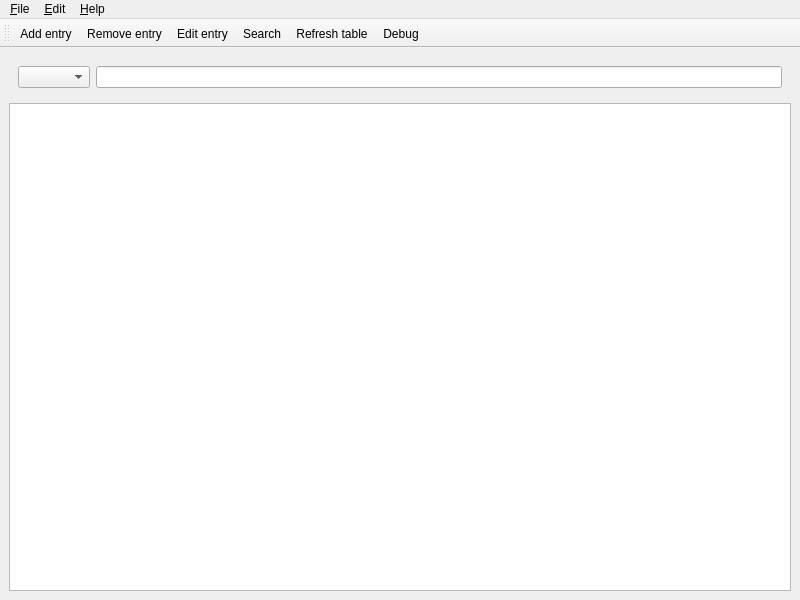
Qt form amt/views/ui/mainwindow.ui (eg0rim/amt) before a commit.
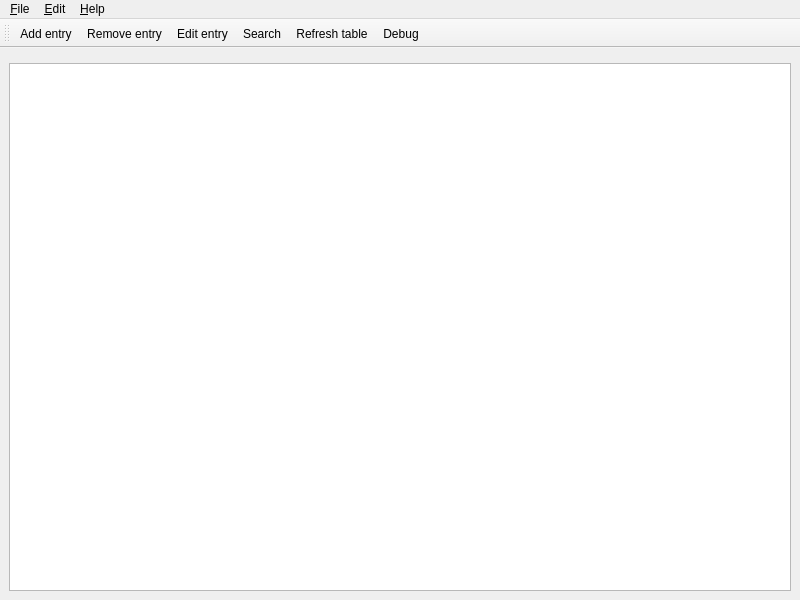
The same form after that commit. Custom widgets are drawn as their Qt base class.

Commit message: search field view; icons added

The edit to the form file:
```diff
--- a/amt/views/ui/mainwindow.ui
+++ b/amt/views/ui/mainwindow.ui
@@ -16,16 +16,7 @@
   <widget class="QWidget" name="centralwidget">
    <layout class="QVBoxLayout" name="verticalLayout">
     <item>
-     <widget class="QWidget" name="widget" native="true">
-      <layout class="QHBoxLayout" name="horizontalLayout">
-       <item>
-        <widget class="QComboBox" name="filterComboBox"/>
-       </item>
-       <item>
-        <widget class="QLineEdit" name="searchLineEdit"/>
-       </item>
-      </layout>
-     </widget>
+     <widget class="AMTSearchInput" name="searchInput" native="true"/>
     </item>
     <item>
      <widget class="AMTTableWidget" name="tableView">
@@ -216,6 +207,12 @@
    <extends>QTableView</extends>
    <header>amt/views/customWidgets/amttable</header>
   </customwidget>
+  <customwidget>
+   <class>AMTSearchInput</class>
+   <extends>QWidget</extends>
+   <header>amt/views/customWidgets/amtinputwidgets</header>
+   <container>1</container>
+  </customwidget>
  </customwidgets>
  <resources/>
  <connections/>
```
The commit also changes 6 other files.
